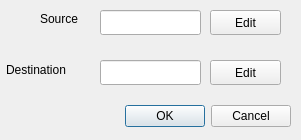
The window that frontend/resource/INPUT.ui (gintalk/network-visualization-main) describes before a commit, drawn with Qt 5.
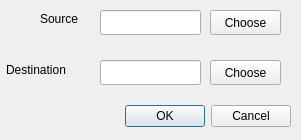
The same window after the commit.

```diff
--- a/frontend/resource/INPUT.ui
+++ b/frontend/resource/INPUT.ui
@@ -85,7 +85,7 @@
     </rect>
    </property>
    <property name="text">
-    <string>Edit</string>
+    <string>Choose</string>
    </property>
   </widget>
   <widget class="QPushButton" name="pushButton_2">
@@ -98,7 +98,7 @@
     </rect>
    </property>
    <property name="text">
-    <string>Edit</string>
+    <string>Choose</string>
    </property>
   </widget>
  </widget>
```
